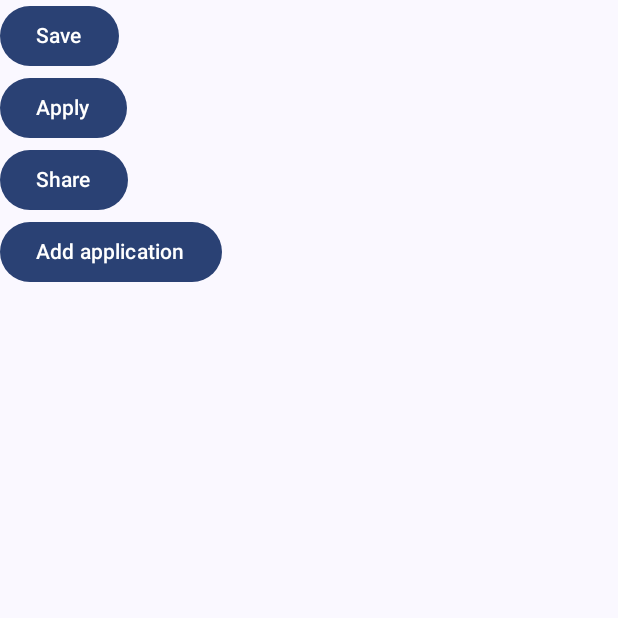
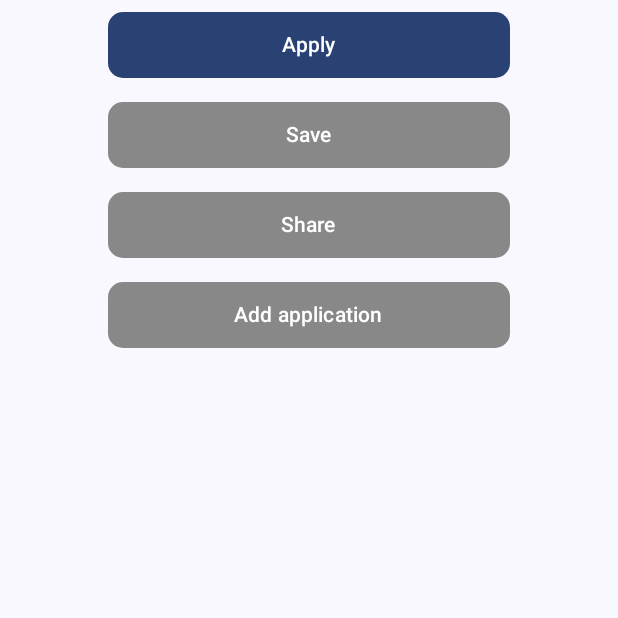
Before and after one commit to CS5520FeinbergFall2023/group-project-group-7, an Android app built with Jetpack Compose: the composable JobDetailButton shown on its own in the app's theme, on a phone screen of 412 x 824 dp, the top half of it. Run offline under Robolectric (Android 15) with nearby library versions, the phone set to English and light mode, and no system bars; our stand-ins replace Firebase (no records; nobody signed in at launch, a user with empty details on screens opened directly); 6 statements that could not run were skipped.

Commit message:
buttons updated

```diff
--- a/JetpackComposeV1/app/src/main/java/edu/northeastern/jetpackcomposev1/ui/screens/JobDetailScreen.kt
+++ b/JetpackComposeV1/app/src/main/java/edu/northeastern/jetpackcomposev1/ui/screens/JobDetailScreen.kt
@@ -18,24 +18,34 @@ import androidx.compose.material3.Surface
 
 
 import androidx.compose.foundation.BorderStroke
+import androidx.compose.foundation.background
 import androidx.compose.foundation.layout.Column
 import androidx.compose.foundation.layout.Row
 import androidx.compose.foundation.layout.Spacer
 import androidx.compose.foundation.layout.fillMaxWidth
 import androidx.compose.foundation.layout.height
 import androidx.compose.foundation.layout.padding
+import androidx.compose.foundation.shape.RoundedCornerShape
+import androidx.compose.material3.AlertDialogDefaults.shape
 import androidx.compose.material3.Button
+import androidx.compose.material3.ButtonColors
+import androidx.compose.material3.ButtonDefaults
 import androidx.compose.material3.CardDefaults
 import androidx.compose.material3.MaterialTheme
 import androidx.compose.material3.OutlinedCard
 import androidx.compose.runtime.Composable
+import androidx.compose.ui.Alignment
 import androidx.compose.ui.Modifier
 import androidx.compose.ui.text.font.FontStyle
+import androidx.compose.ui.tooling.preview.Preview
+import edu.northeastern.jetpackcomposev1.models.job.JobCompanyModel
+import edu.northeastern.jetpackcomposev1.models.job.JobLocationModel
 import edu.northeastern.jetpackcomposev1.models.job.JobModel
 import edu.northeastern.jetpackcomposev1.utility.convertDateTime
 import edu.northeastern.jetpackcomposev1.utility.convertSalary
 import edu.northeastern.jetpackcomposev1.viewmodels.ApplicationViewModel
 import edu.northeastern.jetpackcomposev1.viewmodels.JobViewModel
+
 
 @Composable
 fun JobDetailScreen(
@@ -163,6 +173,12 @@ fun JobDetailContent(
     JobDetailButton(job = job, applicationViewModel = applicationViewModel, onNavigateToApply = onNavigateToApply)
 }
 
+
+
+
+
+
+
 @Composable
 fun JobDetailButton(
     job: JobModel,
@@ -178,27 +194,54 @@ fun JobDetailButton(
         type = "text/plain"
     }
     val shareJobIntent = Intent.createChooser(sendIntent, null)
-    Column {
-        Button(onClick = { /*TODO leave this blank for now*/ }) {
-            Text("Save")
-        }
-        Button(onClick = { context.startActivity(applyJobIntent) }) {
+    Column (modifier = Modifier
+        .fillMaxWidth()
+        .padding(horizontal = 16.dp), // Adjust horizontal padding as needed
+        horizontalAlignment = Alignment.CenterHorizontally
+    ){
+
+        Button( shape = RoundedCornerShape(10.dp),
+            modifier = Modifier.height(60.dp).width(300.dp)
+                .padding(horizontal = 16.dp, vertical = 8.dp),
+            onClick = { context.startActivity(applyJobIntent) }) {
             Text("Apply")
         }
-        Button(onClick = { context.startActivity(shareJobIntent) }) {
+        Button(shape = RoundedCornerShape(10.dp),
+            colors = ButtonDefaults.buttonColors(
+                containerColor = Color.Gray
+        ),
+        modifier = Modifier.height(60.dp).width(300.dp)
+            .padding(horizontal = 16.dp, vertical = 8.dp),
+            onClick = {  /*TODO leave this blank for now*/ }) {
+            Text("Save")
+
+        }
+
+        Button(shape = RoundedCornerShape(10.dp),
+            colors = ButtonDefaults.buttonColors(
+                containerColor = Color.Gray),
+            modifier = Modifier.height(60.dp).width(300.dp)
+                .padding(horizontal = 16.dp, vertical = 8.dp),
+            onClick = { context.startActivity(shareJobIntent) }) {
             Text("Share")
         }
         // if not applied, add one
         if (!applicationViewModel.jobApplicationList.any { it.job.id == job.id }) {
-            Button(onClick = onNavigateToApply) {
+            Button(shape = RoundedCornerShape(10.dp),
+                colors = ButtonDefaults.buttonColors(
+                    containerColor = Color.Gray
+                ),
+                modifier = Modifier.height(60.dp).width(300.dp)
+                    .padding(horizontal = 16.dp, vertical = 8.dp),
+                onClick = onNavigateToApply) {
                 Text("Add application")
             }
         }
     }
 }
 
-
-/*@Preview
+/*
+@Preview
 @Composable
 fun JobDetailContentPreview() {
     val sampleJob = JobModel(
@@ -239,5 +282,8 @@ fun JobDetailContentPreview() {
         created = "2023-11-27T12:34:56Z"
     )
 
-    JobDetailContent(job = sampleJob)
-}*/
+    JobDetailContent(job = sampleJob, )
+}
+
+
+*/
```
